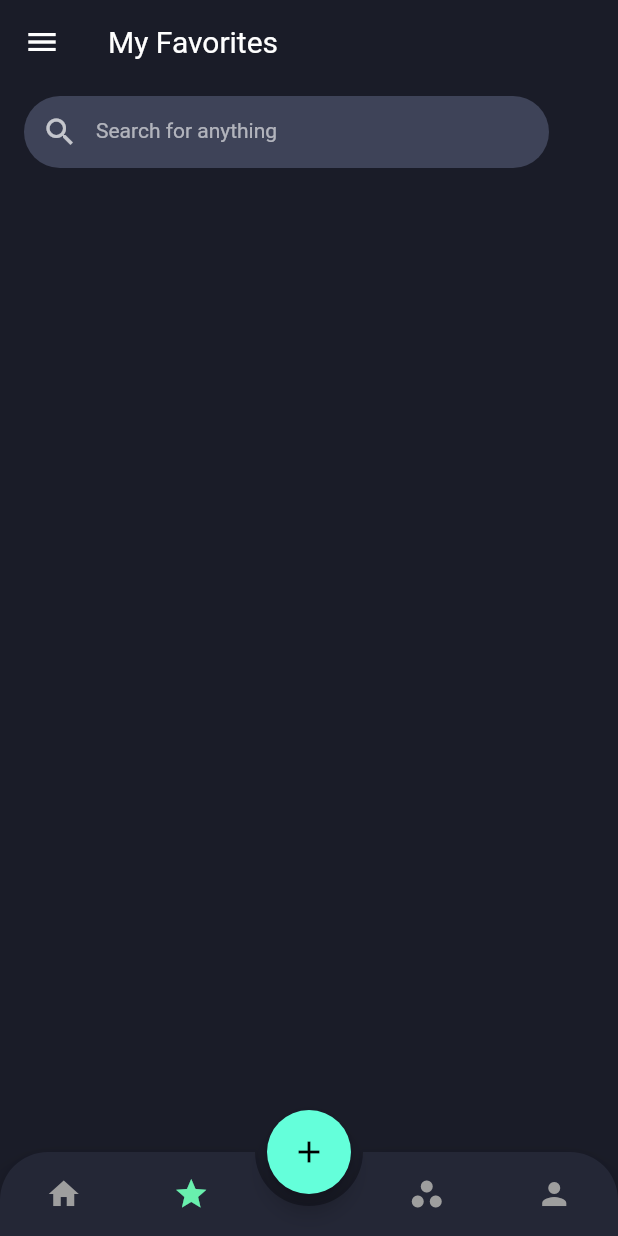
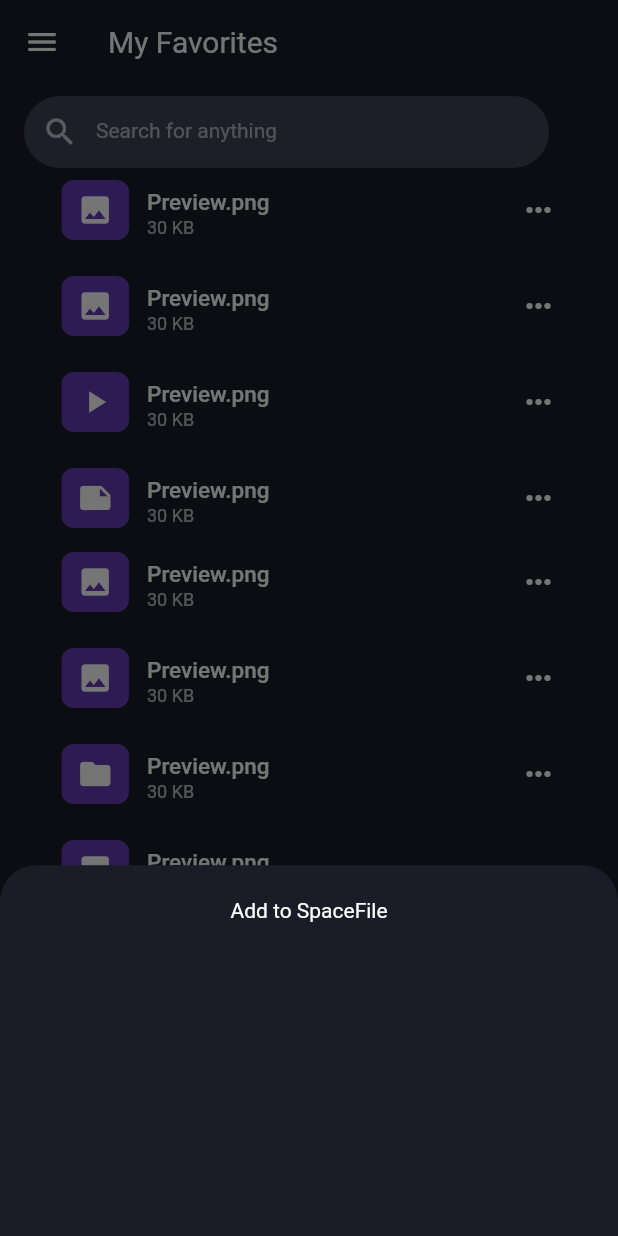
Before and after one commit to antonio-pedro99/file-space-mobile-app, a Flutter app: the screen it shows after launch, item 2 of the bottom bar chosen, after a tap on the "add" icon, on a phone screen of 412 x 824 dp. Run offline on Flutter 3.47's test engine with Material 2 defaults, Android fonts, the phone set to English and light mode, and no system bars; drawn by our look-alikes of animated_bottom_navigation_bar.

Commit message:
workspace done

```diff
--- a/lib/views/page/home/home.dart
+++ b/lib/views/page/home/home.dart
@@ -75,7 +75,16 @@ class _MyHomePageState extends State<MyHomePage> {
                     const SizedBox(height: 18),
                     Row(
                       mainAxisAlignment: MainAxisAlignment.spaceBetween,
-                      children: const [Text("Recent Files"), Icon(Icons.list)],
+                      children: [
+                        Text(
+                          "Recent Files",
+                          style: Theme.of(context)
+                              .textTheme
+                              .titleLarge!
+                              .copyWith(fontSize: 15),
+                        ),
+                        const Icon(Icons.list)
+                      ],
                     ),
                     Flexible(
                         child: ListView(
--- a/lib/views/page/page_driver.dart
+++ b/lib/views/page/page_driver.dart
@@ -18,19 +18,58 @@ class _PageDriverState extends State<PageDriver> {
     Icons.person
   ];
 
+  int currentPage = 0;
+  late PageController controller;
+
+  @override
+  void initState() {
+    super.initState();
+    controller = PageController(initialPage: currentPage);
+  }
+
+  @override
+  void dispose() {
+    controller.dispose();
+    super.dispose();
+  }
+
   @override
   Widget build(BuildContext context) {
+    var size = MediaQuery.of(context).size;
     return Scaffold(
       body: PageView(
-        controller: AppPages.controller,
+        controller: controller,
         children: AppPages.pages,
         onPageChanged: (v) {
-          setState(() => AppPages.currentPage = v);
+          setState(() => currentPage = v);
         },
       ),
       floatingActionButton: FloatingActionButton(
-        onPressed: () {},
-        tooltip: 'Increment',
+        onPressed: () {
+          showModalBottomSheet(
+              context: context,
+              elevation: 3,
+              constraints: BoxConstraints(
+                  maxHeight: size.height * .30, minWidth: size.width),
+              backgroundColor: Theme.of(context).scaffoldBackgroundColor,
+              shape: const RoundedRectangleBorder(
+                  borderRadius: BorderRadius.only(
+                      topLeft: Radius.circular(24),
+                      topRight: Radius.circular(24))),
+              builder: (context) {
+                return Padding(
+                    padding: const EdgeInsets.all(12),
+                    child: Column(
+                      children: const [
+                        SizedBox(
+                          height: 10,
+                        ),
+                        Text("Add to SpaceFile")
+                      ],
+                    ));
+              });
+        },
+        tooltip: 'Open Add',
         child: const Icon(Icons.add),
       ),
       floatingActionButtonLocation: FloatingActionButtonLocation.centerDocked,
@@ -43,10 +82,10 @@ class _PageDriverState extends State<PageDriver> {
           inactiveColor: grey,
           activeColor: green,
           icons: icons,
-          activeIndex: AppPages.currentPage,
+          activeIndex: currentPage,
           onTap: (v) {
             setState(() {
-              AppPages.controller.animateToPage(v,
+              controller.animateToPage(v,
                   duration: const Duration(microseconds: 800),
                   curve: Curves.easeIn);
             });
--- a/lib/views/page/pages.dart
+++ b/lib/views/page/pages.dart
@@ -11,6 +11,4 @@ class AppPages {
     WorkSpacePage(),
     ProfilePage(),
   ];
-  static int currentPage = 0;
-  static PageController controller = PageController(initialPage: currentPage);
 }
--- a/lib/views/page/starred/starred.dart
+++ b/lib/views/page/starred/starred.dart
@@ -1,5 +1,7 @@
 import 'package:flutter/material.dart';
+import 'package:space_client_app/views/page/home/enums.dart';
 import 'package:space_client_app/views/page/home/menu.dart';
+import 'package:space_client_app/views/page/home/widgets/file_tile.dart';
 
 class StarredPage extends StatefulWidget {
   const StarredPage({Key? key}) : super(key: key);
@@ -47,6 +49,87 @@ class _MyHomePageState extends State<StarredPage> {
                             prefixIcon: const Icon(Icons.search_sharp),
                           ),
                         )),
+                    Flexible(
+                        child: ListView(
+                      children: const [
+                        FileTile(
+                            name: "Preview.png",
+                            size: "30 KB",
+                            type: FileType.image),
+                        SizedBox(height: 8),
+                        FileTile(
+                            name: "Preview.png",
+                            size: "30 KB",
+                            type: FileType.image),
+                        SizedBox(height: 8),
+                        FileTile(
+                            name: "Preview.png",
+                            size: "30 KB",
+                            type: FileType.video),
+                        SizedBox(height: 8),
+                        FileTile(
+                            name: "Preview.png",
+                            size: "30 KB",
+                            type: FileType.document),
+                        FileTile(
+                            name: "Preview.png",
+                            size: "30 KB",
+                            type: FileType.image),
+                        SizedBox(height: 8),
+                        FileTile(
+                            name: "Preview.png",
+                            size: "30 KB",
+                            type: FileType.image),
+                        SizedBox(height: 8),
+                        FileTile(
+                            name: "Preview.png",
+                            size: "30 KB",
+                            type: FileType.folder),
+                        SizedBox(height: 8),
+                        FileTile(
+                            name: "Preview.png",
+                            size: "30 KB",
+                            type: FileType.image),
+                        FileTile(
+                            name: "Preview.png",
+                            size: "30 KB",
+                            type: FileType.image),
+                        SizedBox(height: 8),
+                        FileTile(
+                            name: "Preview.png",
+                            size: "30 KB",
+                            type: FileType.image),
+                        SizedBox(height: 8),
+                        FileTile(
+                            name: "Preview.png",
+                            size: "30 KB",
+                            type: FileType.image),
+                        SizedBox(height: 8),
+                        FileTile(
+                            name: "Preview.png",
+                            size: "30 KB",
+                            type: FileType.image),
+                        FileTile(
+                            name: "Preview.png",
+                            size: "30 KB",
+                            type: FileType.video),
+                        SizedBox(height: 8),
+                        FileTile(
+                            name: "Preview.png",
+                            size: "30 KB",
+                            type: FileType.video),
+                        SizedBox(height: 8),
+                        FileTile(
+                            name: "Preview.png",
+                            size: "30 KB",
+                            type: FileType.document),
+                        SizedBox(height: 8),
+                        FileTile(
+                            name: "Preview.png",
+                            size: "30 KB",
+                            type: FileType.other)
+                      ],
+                    ))
                   ],
                 ),
               ))),
--- /dev/null
+++ b/lib/views/page/workspaces/widgets/workspace_tile.dart
@@ -0,0 +1,100 @@
+import 'package:flutter/material.dart';
+import 'package:space_client_app/views/theme/colors.dart';
+
+class WorkSpaceTile extends StatelessWidget {
+  const WorkSpaceTile({Key? key}) : super(key: key);
+
+  @override
+  Widget build(BuildContext context) {
+    var size = MediaQuery.of(context).size;
+
+    return Container(
+      height: 180,
+      padding: const EdgeInsets.symmetric(horizontal: 16, vertical: 16),
+      decoration:
+          BoxDecoration(color: blue, borderRadius: BorderRadius.circular(16)),
+      child: Column(
+          mainAxisAlignment: MainAxisAlignment.start,
+          crossAxisAlignment: CrossAxisAlignment.start,
+          children: [
+            Text(
+              "CSE569 Team",
+              style: Theme.of(context)
+                  .textTheme
+                  .titleLarge!
+                  .copyWith(fontSize: 16, fontWeight: FontWeight.bold),
+            ),
+            const SizedBox(height: 24),
+            SizedBox(
+              width: size.width,
+              child: Stack(
+                alignment: Alignment.centerLeft,
+                children: [
+                  const CircleAvatar(
+                    backgroundColor: green,
+                    child: Icon(
+                      Icons.person,
+                      color: Colors.white,
+                    ),
+                  ),
+                  const Positioned(
+                    left: 30,
+                    child: CircleAvatar(
+                      backgroundColor: purple,
+                      radius: 20,
+                      child: Icon(
+                        Icons.person,
+                        color: Colors.white,
+                      ),
+                    ),
+                  ),
+                  const Positioned(
+                    left: 60,
+                    child: CircleAvatar(
+                      backgroundColor: deepPurple,
+                      radius: 20,
+                      child: Icon(
+                        Icons.person,
+                        color: Colors.white,
+                      ),
+                    ),
+                  ),
+                  const Positioned(
+                    left: 90,
+                    child: CircleAvatar(
+                      backgroundColor: purple,
+                      radius: 20,
+                      child: Icon(
+                        Icons.person,
+                        color: Colors.white,
+                      ),
+                    ),
+                  ),
+                  Positioned(
+                      left: 145,
+                      child: Text(
+                        "+6 Members",
+                        style: Theme.of(context)
+                            .textTheme
+                            .bodyMedium!
+                            .copyWith(color: lightGrey, fontSize: 12),
+                      ))
+                ],
+              ),
+            ),
+            const SizedBox(height: 12),
+            const Text("10 MB of 2GB"),
+            const SizedBox(height: 4),
+            const LinearProgressIndicator(),
+            const SizedBox(height: 12),
+            Text(
+              "Joined on 30th of March, 2022",
+              style: Theme.of(context)
+                  .textTheme
+                  .bodyMedium!
+                  .copyWith(color: lightGrey, fontSize: 14),
+            ),
+          ]),
+    );
+  }
+}
--- a/lib/views/page/workspaces/workspaces.dart
+++ b/lib/views/page/workspaces/workspaces.dart
@@ -1,5 +1,7 @@
 import 'package:flutter/material.dart';
 import 'package:space_client_app/views/page/home/menu.dart';
+import 'package:space_client_app/views/page/workspaces/widgets/workspace_tile.dart';
+import 'package:space_client_app/views/theme/colors.dart';
 
 class WorkSpacePage extends StatefulWidget {
   const WorkSpacePage({Key? key}) : super(key: key);
@@ -47,6 +49,18 @@ class _MyHomePageState extends State<WorkSpacePage> {
                             prefixIcon: const Icon(Icons.search_sharp),
                           ),
                         )),
+                    Flexible(
+                        child: ListView(
+                      children: const [
+                        WorkSpaceTile(),
+                        SizedBox(height: 16),
+                        WorkSpaceTile(),
+                        SizedBox(height: 16),
+                        WorkSpaceTile(),
+                        SizedBox(height: 16),
+                        WorkSpaceTile()
+                      ],
+                    ))
                   ],
                 ),
               ))),
```
